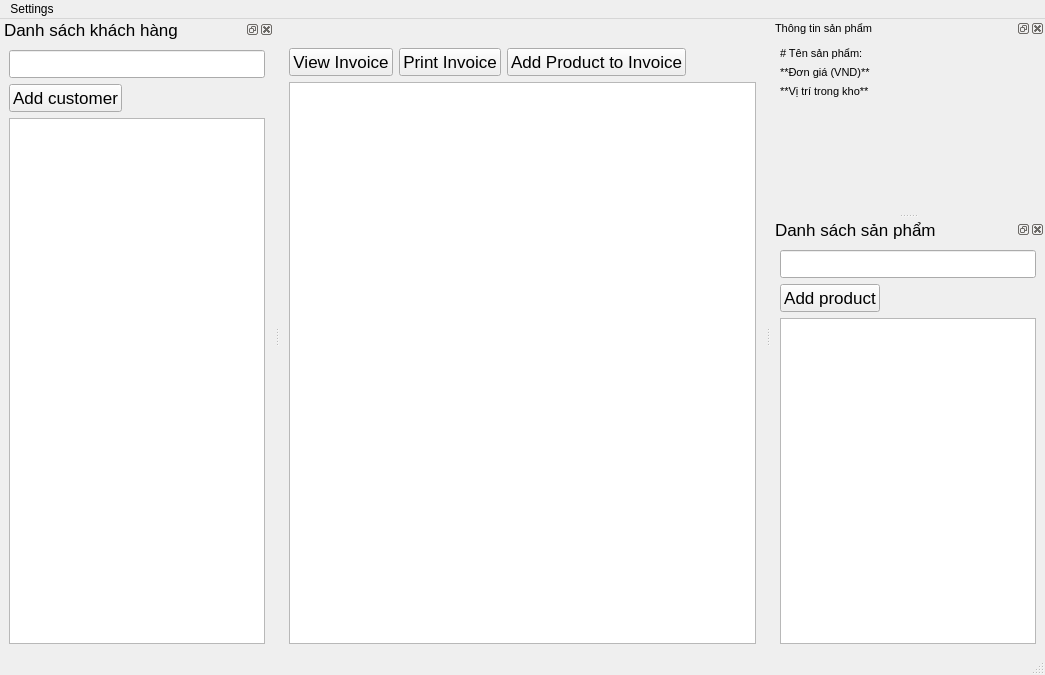
First picture: the form in ui/main.ui, repository Achicken7301/simple-store, before the edit.
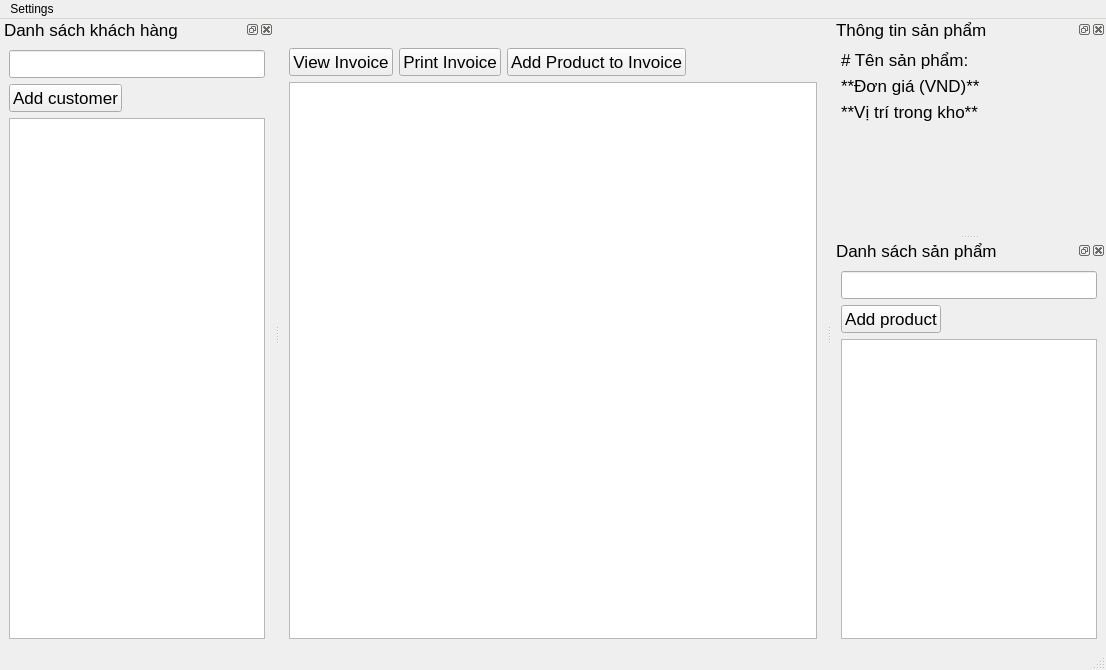
Second picture: the form after the edit.

```diff
--- a/ui/main.ui
+++ b/ui/main.ui
@@ -6,8 +6,8 @@
    <rect>
     <x>0</x>
     <y>0</y>
-    <width>1045</width>
-    <height>675</height>
+    <width>1106</width>
+    <height>670</height>
    </rect>
   </property>
   <property name="windowTitle">
@@ -84,7 +84,7 @@
     <rect>
      <x>0</x>
      <y>0</y>
-     <width>1045</width>
+     <width>1106</width>
      <height>26</height>
     </rect>
    </property>
@@ -150,7 +150,7 @@
   <widget class="QDockWidget" name="dockWidget_2">
    <property name="font">
     <font>
-     <pointsize>8</pointsize>
+     <pointsize>13</pointsize>
     </font>
    </property>
    <property name="windowTitle">
```
Left out of the diff: 48 changed lines with no effect on the pictures.
